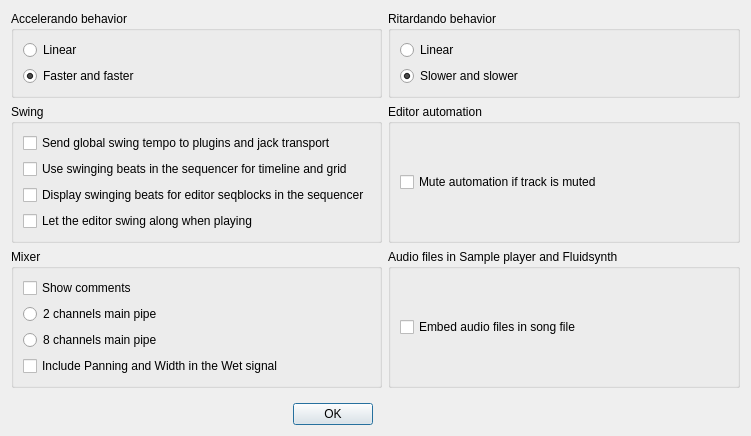
This is Qt/qt4_song_properties.ui in kmatheussen/radium as Qt 5 draws it before an edit. The edited form follows.
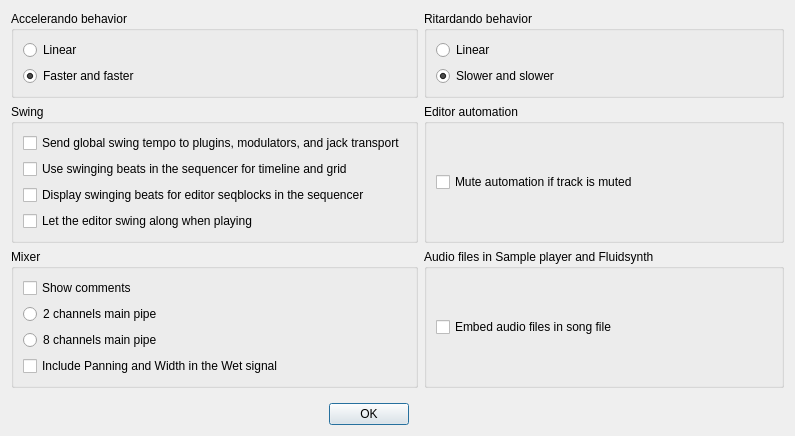
This is the edited form.

Commit message: Song properties: Change the "Send global swing tempo to plugins and jack transport" text to "Send global swing tempo to plugins, modulators, and jack transport", since this option is also for modulators

Patch:
```diff
--- a/Qt/qt4_song_properties.ui
+++ b/Qt/qt4_song_properties.ui
@@ -6,7 +6,7 @@
    <rect>
     <x>0</x>
     <y>0</y>
-    <width>751</width>
+    <width>795</width>
     <height>436</height>
    </rect>
   </property>
@@ -76,7 +76,7 @@
       <item row="0" column="0">
        <widget class="QCheckBox" name="send_swing_to_plugins">
         <property name="text">
-         <string>Send global swing tempo to plugins and jack transport</string>
+         <string>Send global swing tempo to plugins, modulators, and jack transport</string>
         </property>
        </widget>
       </item>
```
